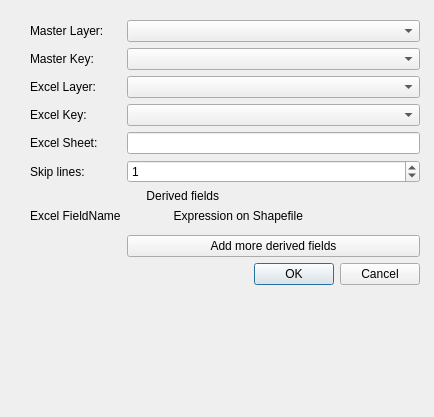
Old version of the form shpsync_dialog_base.ui in the repository bopopescu/qgis_excel_sync.
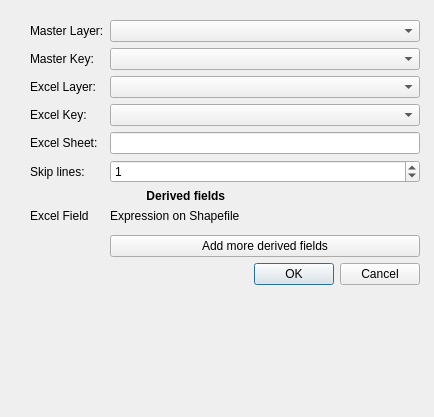
New version of the form.

Patch:
```diff
--- a/shpsync_dialog_base.ui
+++ b/shpsync_dialog_base.ui
@@ -93,7 +93,7 @@
     <item row="7" column="0">
      <widget class="QLabel" name="label_7">
       <property name="text">
-       <string>Excel FieldName</string>
+       <string>Excel Field</string>
       </property>
      </widget>
     </item>
@@ -110,12 +110,18 @@
     <item row="7" column="1">
      <widget class="QLabel" name="label_8">
       <property name="text">
-       <string>              Expression on Shapefile</string>
+       <string>Expression on Shapefile</string>
       </property>
      </widget>
     </item>
     <item row="6" column="0" colspan="2">
      <widget class="QLabel" name="label_9">
+      <property name="font">
+       <font>
+        <weight>75</weight>
+        <bold>true</bold>
+       </font>
+      </property>
       <property name="text">
        <string>                                   Derived fields</string>
       </property>
```
